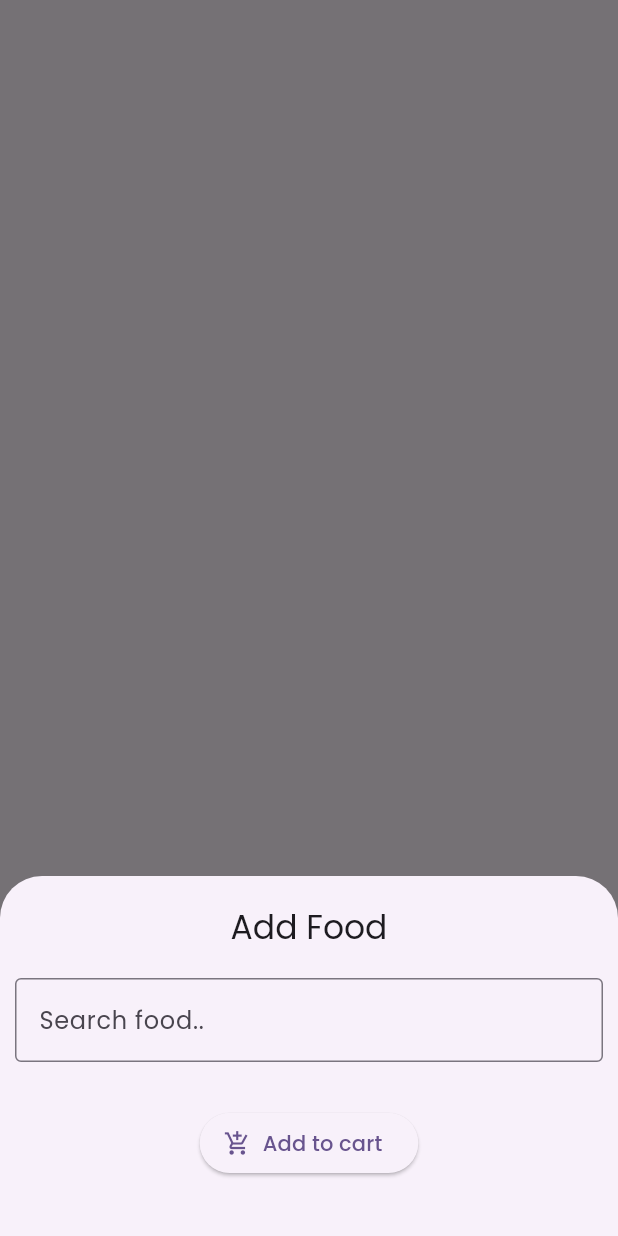
After one commit to buggxs/mini_hackathon_two, a Flutter app: the screen it shows after launch, after a tap on the "add" icon, on a phone screen of 412 x 824 dp. The commit adds this screen. Run offline on Flutter 3.47's test engine with Material 3 defaults, Android fonts, the phone set to English and light mode, and no system bars; our stand-ins replace get_it, google_fonts; missing offline and left inert: openfoodfacts.

Commit message:
openfood Service, Screens angelegt

```diff
--- a/lib/main.dart
+++ b/lib/main.dart
@@ -1,6 +1,7 @@
 import 'package:flutter/material.dart';
+import 'package:google_fonts/google_fonts.dart';
 import 'package:mini_hackathon_two/core/app_service_locator.dart';
-import 'package:mini_hackathon_two/home_screen.dart';
+import 'package:mini_hackathon_two/screens/shopping_list_screen.dart';
 
 void main() {
   setup();
@@ -17,10 +18,11 @@ class MyApp extends StatelessWidget {
       title: 'Flutter Demo',
       debugShowCheckedModeBanner: false,
       theme: ThemeData(
+        fontFamily: GoogleFonts.poppins().fontFamily,
         colorScheme: ColorScheme.fromSeed(seedColor: Colors.deepPurple),
         useMaterial3: true,
       ),
-      home: const HomeScreen(),
+      home: const ShoppingListScreen(),
     );
   }
 }
--- a/lib/home_screen.dart
+++ b/lib/screens/home_screen.dart
@@ -10,6 +10,12 @@ class HomeScreen extends StatelessWidget {
       appBar: AppBar(
         centerTitle: true,
         title: const Text('Food App'),
+        actions: [
+          IconButton(
+            icon: const Icon(Icons.settings),
+            onPressed: () {},
+          ),
+        ],
       ),
       body: const Center(
         child: Text('Home Screen'),
--- /dev/null
+++ b/lib/screens/shopping_list_screen.dart
@@ -0,0 +1,64 @@
+import 'package:flutter/material.dart';
+
+class ShoppingListScreen extends StatefulWidget {
+  const ShoppingListScreen({super.key});
+
+  @override
+  State<ShoppingListScreen> createState() => _ShoppingListScreenState();
+}
+
+class _ShoppingListScreenState extends State<ShoppingListScreen> {
+  final TextEditingController _searchTextController = TextEditingController();
+
+  @override
+  Widget build(BuildContext context) {
+    return Scaffold(
+      floatingActionButton: FloatingActionButton(
+        onPressed: () {
+          showModalBottomSheet<void>(
+            context: context,
+            builder: (BuildContext context) {
+              return Padding(
+                padding: MediaQuery.of(context).viewInsets.add(
+                      const EdgeInsets.symmetric(
+                        horizontal: 10,
+                        vertical: 20,
+                      ),
+                    ),
+                child: SizedBox(
+                  height: 200,
+                  child: Column(
+                    mainAxisAlignment: MainAxisAlignment.start,
+                    mainAxisSize: MainAxisSize.min,
+                    children: [
+                      Text(
+                        'Add Food',
+                        style: Theme.of(context).textTheme.titleLarge!,
+                      ),
+                      const SizedBox(height: 20),
+                      TextField(
+                        controller: _searchTextController,
+                        decoration: const InputDecoration(
+                          hintText: 'Search food..',
+                          border: OutlineInputBorder(),
+                        ),
+                        onChanged: (value) {},
+                      ),
+                      const SizedBox(height: 30),
+                      ElevatedButton.icon(
+                        onPressed: () {},
+                        icon: const Icon(Icons.add_shopping_cart_outlined),
+                        label: const Text('Add to cart'),
+                      ),
+                    ],
+                  ),
+                ),
+              );
+            },
+          );
+        },
+        child: const Icon(Icons.add),
+      ),
+    );
+  }
+}
--- a/pubspec.yaml
+++ b/pubspec.yaml
@@ -15,6 +15,7 @@ dependencies:
   get_it: ^7.7.0
   http: ^1.2.1
   openfoodfacts: ^3.12.0
+  google_fonts: ^6.2.1
 
 dev_dependencies:
   flutter_test:
```
Also changed, not shown: lib/services/open_food_service.dart (added, +35 -0 lines), pubspec.lock.
